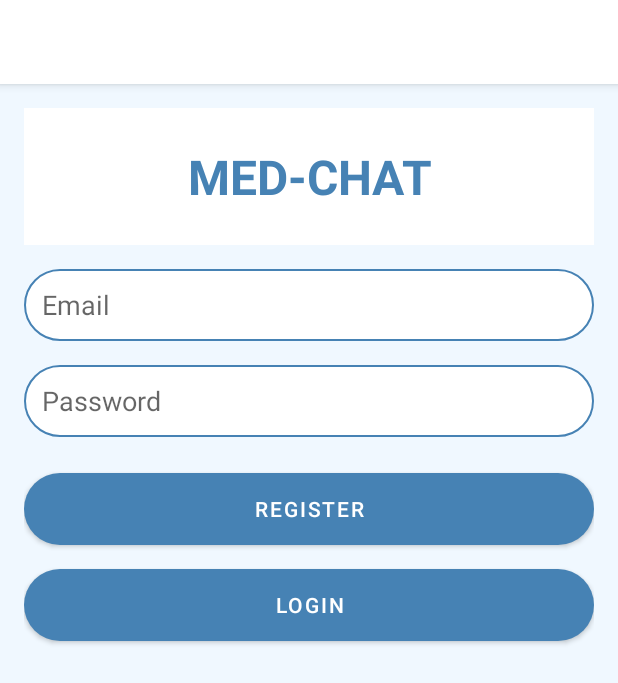
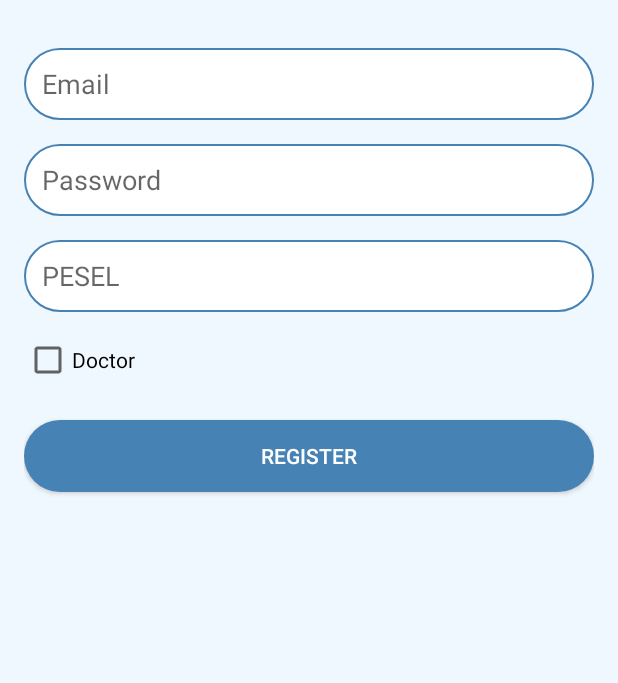
Before and after one commit to mparasiewicz00/medical-chat, an Android app: the screen it shows after launch (MainActivity before the commit, RegisterActivity after it), after a tap on "REGISTER", on a phone screen of 412 x 824 dp. Shown: the top 683 px of the screen. Run offline under Robolectric (Android 15) with nearby library versions, the phone set to English and light mode, and no system bars; our stand-ins replace Firebase (no records; nobody signed in at launch, a user with empty details on screens opened directly).

Commit message:
Working version api 2.0 with authentication patient/doctor

```diff
--- a/app/src/main/java/com/stmd/medical_chat/MainActivity.java
+++ b/app/src/main/java/com/stmd/medical_chat/MainActivity.java
@@ -2,7 +2,6 @@ package com.stmd.medical_chat;
 
 import android.content.Intent;
 import android.os.Bundle;
-import android.util.Log;
 import android.widget.Button;
 import android.widget.EditText;
 import android.widget.Toast;
@@ -10,7 +9,6 @@ import android.widget.Toast;
 import androidx.appcompat.app.AppCompatActivity;
 
 import com.google.firebase.auth.FirebaseAuth;
-import com.google.firebase.auth.FirebaseUser;
 import com.google.firebase.database.DatabaseReference;
 import com.google.firebase.database.FirebaseDatabase;
 
@@ -38,34 +36,13 @@ public class MainActivity extends AppCompatActivity {
         FirebaseDatabase database = FirebaseDatabase.getInstance();
         usersRef = database.getReference("users");
 
-        registerButton.setOnClickListener(v -> registerUser());
+        registerButton.setOnClickListener(v -> {
+            Intent intent = new Intent(MainActivity.this, RegisterActivity.class);
+            startActivity(intent);
+        });
+
         loginButton.setOnClickListener(v -> loginUser());
     }
-
-    private void registerUser() {
-        String email = emailEditText.getText().toString().trim();
-        String password = passwordEditText.getText().toString().trim();
-
-        if (!email.isEmpty() && !password.isEmpty()) {
-            mAuth.createUserWithEmailAndPassword(email, password)
-                    .addOnCompleteListener(this, task -> {
-                        if (task.isSuccessful()) {
-                            FirebaseUser user = mAuth.getCurrentUser();
-                            if (user != null) {
-                                String emailFormatted = formatEmailForDatabase(email);
-                                Log.d("MainActivity", "Formatted Email: " + emailFormatted);
-                                usersRef.child(emailFormatted).setValue(user.getEmail());
-                                Toast.makeText(MainActivity.this, "Registration successful", Toast.LENGTH_SHORT).show();
-                            }
-                        } else {
-                            Toast.makeText(MainActivity.this, "Registration failed: " + task.getException().getMessage(), Toast.LENGTH_SHORT).show();
-                        }
-                    });
-        } else {
-            Toast.makeText(MainActivity.this, "Please fill in all fields", Toast.LENGTH_SHORT).show();
-        }
-    }
-
 
     private void loginUser() {
         String email = emailEditText.getText().toString().trim();
--- /dev/null
+++ b/app/src/main/java/com/stmd/medical_chat/RegisterActivity.java
@@ -0,0 +1,100 @@
+package com.stmd.medical_chat;
+
+import android.os.Bundle;
+import android.text.TextUtils;
+import android.view.View;
+import android.widget.Button;
+import android.widget.CheckBox;
+import android.widget.EditText;
+import android.widget.Spinner;
+import android.widget.Toast;
+
+import androidx.appcompat.app.AppCompatActivity;
+
+import com.google.firebase.auth.FirebaseAuth;
+import com.google.firebase.auth.FirebaseUser;
+import com.google.firebase.database.DatabaseReference;
+import com.google.firebase.database.FirebaseDatabase;
+
+public class RegisterActivity extends AppCompatActivity {
+
+    private EditText emailEditText, passwordEditText, peselEditText, pwzEditText;
+    private CheckBox roleCheckBox;
+    private Spinner specializationSpinner;
+    private Button registerButton;
+    private FirebaseAuth mAuth;
+    private DatabaseReference usersRef;
+
+    @Override
+    protected void onCreate(Bundle savedInstanceState) {
+        super.onCreate(savedInstanceState);
+        setContentView(R.layout.activity_register);
+
+        emailEditText = findViewById(R.id.emailEditText);
+        passwordEditText = findViewById(R.id.passwordEditText);
+        peselEditText = findViewById(R.id.peselEditText);
+        pwzEditText = findViewById(R.id.pwzEditText);
+        roleCheckBox = findViewById(R.id.roleCheckBox);
+        specializationSpinner = findViewById(R.id.specializationSpinner);
+        registerButton = findViewById(R.id.registerButton);
+
+        mAuth = FirebaseAuth.getInstance();
+        usersRef = FirebaseDatabase.getInstance().getReference("users");
+
+        roleCheckBox.setOnCheckedChangeListener((buttonView, isChecked) -> {
+            if (isChecked) {
+                pwzEditText.setVisibility(View.VISIBLE);
+                specializationSpinner.setVisibility(View.VISIBLE);
+            } else {
+                pwzEditText.setVisibility(View.GONE);
+                specializationSpinner.setVisibility(View.GONE);
+            }
+        });
+
+        registerButton.setOnClickListener(v -> registerUser());
+    }
+
+    private void registerUser() {
+        String email = emailEditText.getText().toString().trim();
+        String password = passwordEditText.getText().toString().trim();
+        String pesel = peselEditText.getText().toString().trim();
+        String pwz = pwzEditText.getText().toString().trim();
+        String specialization = specializationSpinner.getSelectedItem().toString().trim();
+        boolean isDoctor = roleCheckBox.isChecked();
+
+        if (TextUtils.isEmpty(email) || TextUtils.isEmpty(password) || TextUtils.isEmpty(pesel)) {
+            Toast.makeText(this, "Please fill in all fields", Toast.LENGTH_SHORT).show();
+            return;
+        }
+
+        if (isDoctor && (TextUtils.isEmpty(pwz) || specialization.equals("Select Specialization"))) {
+            Toast.makeText(this, "Please fill in all fields for doctors", Toast.LENGTH_SHORT).show();
+            return;
+        }
+
+        mAuth.createUserWithEmailAndPassword(email, password)
+                .addOnCompleteListener(this, task -> {
+                    if (task.isSuccessful()) {
+                        FirebaseUser user = mAuth.getCurrentUser();
+                        if (user != null) {
+                            DatabaseReference currentUserRef = usersRef.child(formatEmailForDatabase(user.getEmail()));
+                            currentUserRef.child("email").setValue(email);
+                            currentUserRef.child("pesel").setValue(pesel);
+                            currentUserRef.child("role").setValue(isDoctor ? "doctor" : "patient");
+                            if (isDoctor) {
+                                currentUserRef.child("pwz").setValue(pwz);
+                                currentUserRef.child("specialization").setValue(specialization);
+                            }
+                            Toast.makeText(RegisterActivity.this, "Registration successful", Toast.LENGTH_SHORT).show();
+                            finish();
+                        }
+                    } else {
+                        Toast.makeText(RegisterActivity.this, "Registration failed", Toast.LENGTH_SHORT).show();
+                    }
+                });
+    }
+
+    private String formatEmailForDatabase(String email) {
+        return email.replace(".", "_").replace("@", "_at_");
+    }
+}
--- /dev/null
+++ b/app/src/main/res/layout/activity_register.xml
@@ -0,0 +1,71 @@
+<LinearLayout xmlns:android="http://schemas.android.com/apk/res/android"
+    xmlns:tools="http://schemas.android.com/tools"
+    android:layout_width="match_parent"
+    android:layout_height="match_parent"
+    android:orientation="vertical"
+    android:padding="16dp"
+    android:background="@color/background_color"
+    tools:context=".RegisterActivity">
+
+    <EditText
+        android:id="@+id/emailEditText"
+        android:layout_width="match_parent"
+        android:layout_height="48dp"
+        android:hint="Email"
+        android:background="@drawable/rounded_edittext"
+        android:padding="12dp"
+        android:layout_marginTop="16dp" />
+
+    <EditText
+        android:id="@+id/passwordEditText"
+        android:layout_width="match_parent"
+        android:layout_height="48dp"
+        android:hint="Password"
+        android:inputType="textPassword"
+        android:background="@drawable/rounded_edittext"
+        android:padding="12dp"
+        android:layout_marginTop="16dp" />
+
+    <EditText
+        android:id="@+id/peselEditText"
+        android:layout_width="match_parent"
+        android:layout_height="48dp"
+        android:hint="PESEL"
+        android:background="@drawable/rounded_edittext"
+        android:padding="12dp"
+        android:layout_marginTop="16dp" />
+
+    <CheckBox
+        android:id="@+id/roleCheckBox"
+        android:layout_width="wrap_content"
+        android:layout_height="wrap_content"
+        android:text="Doctor"
+        android:layout_marginTop="16dp" />
+
+    <EditText
+        android:id="@+id/pwzEditText"
+        android:layout_width="match_parent"
+        android:layout_height="48dp"
+        android:hint="PWZ"
+        android:background="@drawable/rounded_edittext"
+        android:padding="12dp"
+        android:layout_marginTop="16dp"
+        android:visibility="gone" />
+
+    <Spinner
+        android:id="@+id/specializationSpinner"
+        android:layout_width="match_parent"
+        android:layout_height="48dp"
+        android:layout_marginTop="16dp"
+        android:visibility="gone"
+        android:entries="@array/specializations" />
+
+    <Button
+        android:id="@+id/registerButton"
+        android:layout_width="match_parent"
+        android:layout_height="wrap_content"
+        android:text="Register"
+        android:background="@drawable/rounded_button"
+        android:textColor="@android:color/white"
+        android:layout_marginTop="24dp" />
+</LinearLayout>
--- a/app/src/main/res/values/ids.xml
+++ b/app/src/main/res/values/ids.xml
@@ -1,4 +1,8 @@
 <?xml version="1.0" encoding="utf-8"?>
 <resources>
     <item name="userRecyclerView" type="id" />
+    <item name="peselEditText" type="id" />
+    <item name="pwzEditText" type="id" />
+    <item name="roleCheckBox" type="id" />
+    <item name="specializationSpinner" type="id" />
 </resources>
--- a/app/src/main/res/values/strings.xml
+++ b/app/src/main/res/values/strings.xml
@@ -11,4 +11,10 @@
     <string name="search">Search</string>
     <string name="enter_user_email">Enter user email</string>
     <string name="back_button" />
+    <string-array name="specializations">
+        <item>Select Specialization</item>
+        <item>Internista</item>
+        <item>Kardiolog</item>
+        <item>Neurolog</item>
+    </string-array>
 </resources>
--- a/app/src/main/res/values/styles.xml
+++ b/app/src/main/res/values/styles.xml
@@ -15,4 +15,10 @@
         <item name="android:navigationBarColor">@color/blue</item>
         <item name="android:background">@color/white</item>
     </style>
+
+    <style name="AppTheme" parent="Theme.AppCompat.Light.NoActionBar">
+        <item name="colorPrimary">@color/colorPrimary</item>
+        <item name="colorPrimaryDark">@color/colorPrimaryVariant</item>
+        <item name="colorAccent">@color/colorAccent</item>
+    </style>
 </resources>
```
Also changed, not shown: app/src/main/AndroidManifest.xml (+6 -14 lines), app/src/main/java/com/stmd/medical_chat/ChatActivity.java (+14 -3 lines), app/src/main/java/com/stmd/medical_chat/UserListActivity.java (+47 -13 lines), app/src/main/res/layout/activity_chat.xml (+11 -1 lines), app/src/main/res/layout/activity_user_list.xml (+10 -0 lines).
